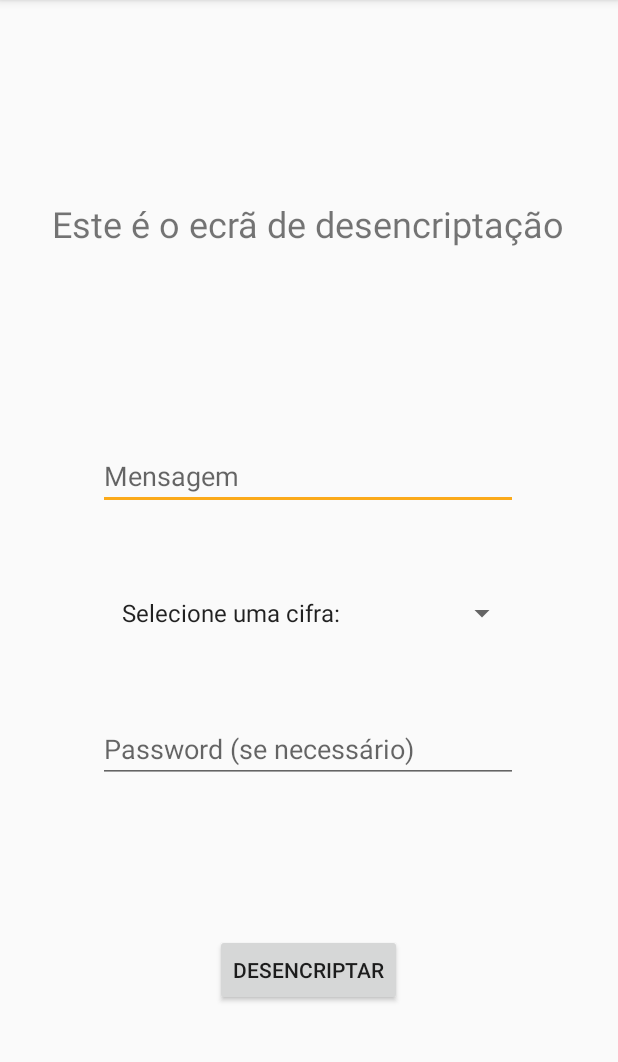
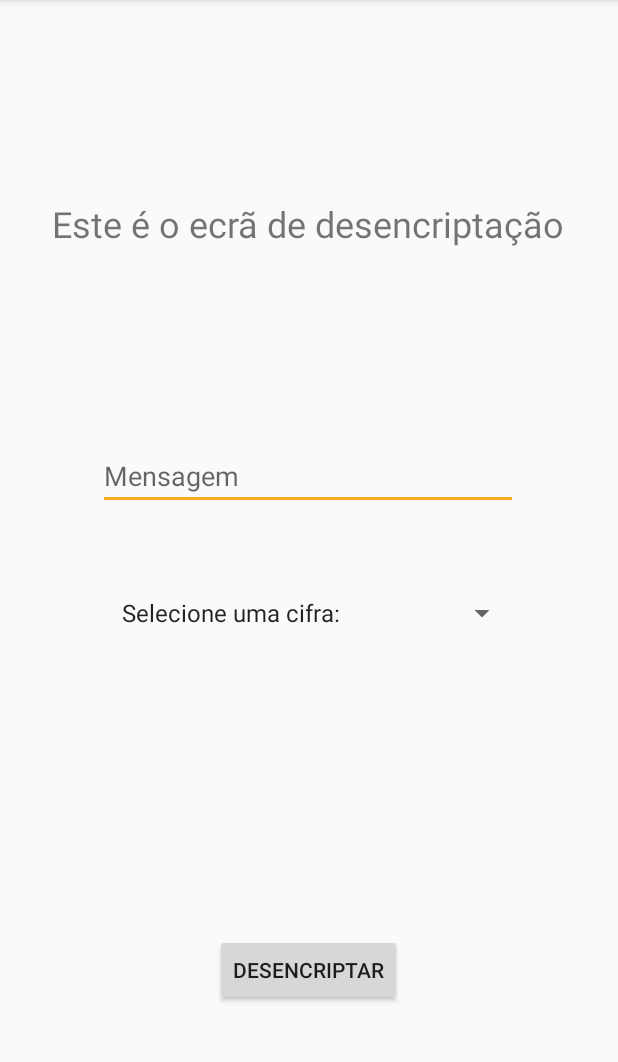
Before and after one commit to ValeriaPequeno/Cripto-Escutas, an Android app: the EcraDesencriptacaoActivityView screen opened directly, with no data from a screen before it, on a phone screen of 412 x 824 dp, the part 84-1146 px from its top. Run offline under Robolectric (Android 15) with nearby library versions, the phone set to English and light mode, and no system bars.

Commit message:
Habilitar a visibilidade da caixa de Password

```diff
--- a/app/src/main/java/pt/ual/android/bhjencryption/ui/form/cipher/decrypt/EcraDesencriptacaoActivityView.java
+++ b/app/src/main/java/pt/ual/android/bhjencryption/ui/form/cipher/decrypt/EcraDesencriptacaoActivityView.java
@@ -103,9 +103,13 @@ public class EcraDesencriptacaoActivityView extends AppCompatActivity implements
     private void onSelectedDropDesencriptacoes(AdapterView<?> parent, View view, int position, long id) {
         this.posCifraSelecionada = position;
 
-        /* TODO:
-            - Criar lógica para esconder/mostrar caixa de texto da PW, caixa de texto da mensagem ou teclado virtual de imagens
-        */
+        if(position == 2 || position == 4 || position == 5 || position == 7 || position == 12 || position == 13 ||
+                position == 14 || position == 16 || position == 24 || position == 26 || position == 28){
+            etxtPassInput.setVisibility(view.VISIBLE);
+        }
+        else{
+            etxtPassInput.setVisibility(view.INVISIBLE);
+        }
     }
 
     private void onClickDecriptResultButton(View view) {
--- a/app/src/main/res/layout/ecra_desencriptacao.xml
+++ b/app/src/main/res/layout/ecra_desencriptacao.xml
@@ -50,7 +50,7 @@
         android:layout_width="280dp"
         android:layout_height="45dp"
         android:ems="10"
-        android:hint="Password (se necessário)"
+        android:hint="Password"
         android:inputType="textPersonName"
         app:layout_constraintBottom_toBottomOf="parent"
         app:layout_constraintEnd_toEndOf="parent"
@@ -69,4 +69,5 @@
         app:layout_constraintStart_toStartOf="parent"
         app:layout_constraintTop_toTopOf="parent"
         app:layout_constraintVertical_bias="0.534" />
+
 </androidx.constraintlayout.widget.ConstraintLayout>
--- a/app/src/main/res/layout/ecra_encriptacao.xml
+++ b/app/src/main/res/layout/ecra_encriptacao.xml
@@ -36,7 +36,7 @@
         android:layout_width="280dp"
         android:layout_height="45dp"
         android:ems="10"
-        android:hint="Password (se necessário)"
+        android:hint="Password"
         android:inputType="textPersonName"
         app:layout_constraintBottom_toBottomOf="parent"
         app:layout_constraintEnd_toEndOf="parent"
```
Also changed, not shown: app/src/main/java/pt/ual/android/bhjencryption/ui/form/cipher/encrypt/EcraEncriptacaoActivityView.java (+8 -2 lines).
